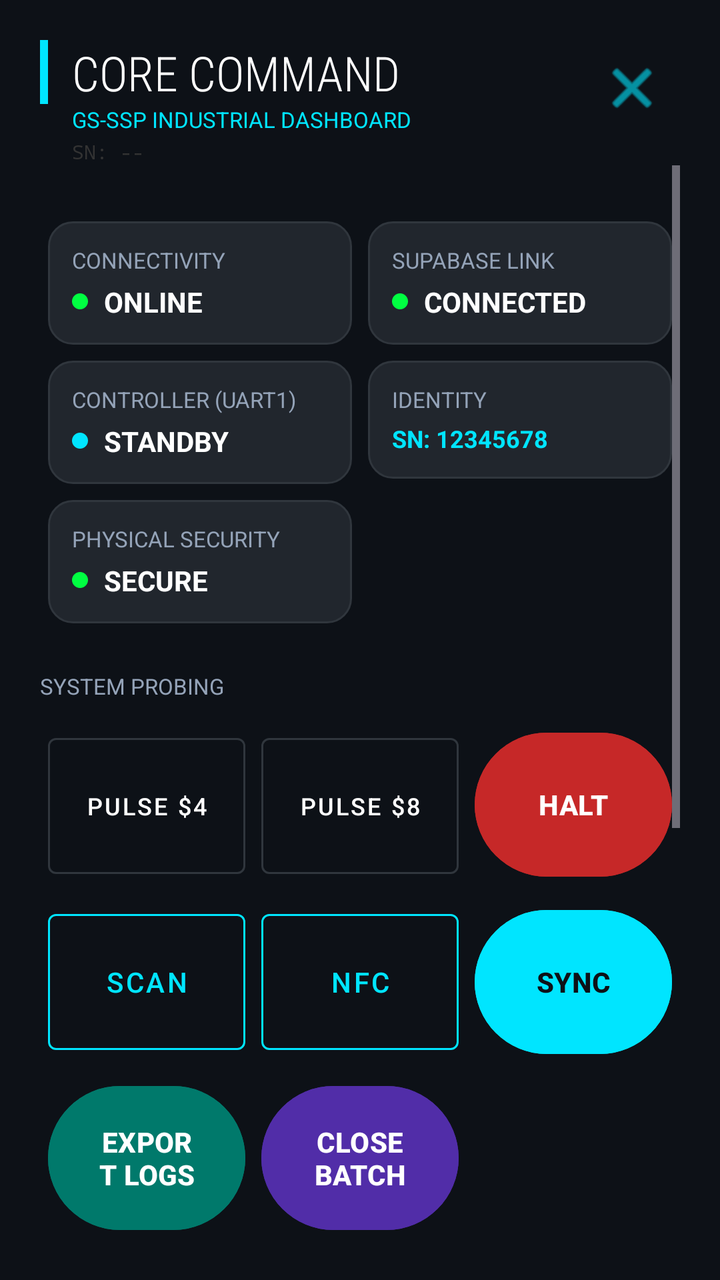
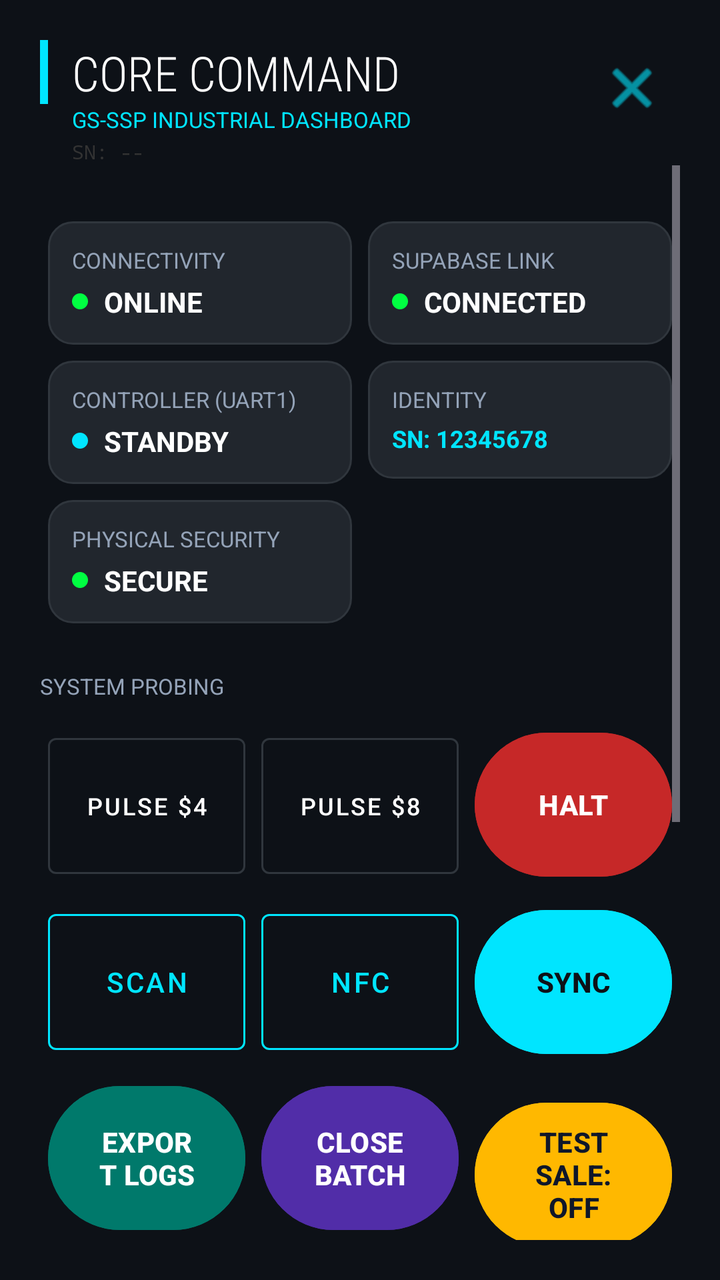

Compare the two renders of this Android layout. The source of the first and the diff that turns it into the second are given below.
<!-- AndroidManifest.xml: another module's application theme Theme.SSP -->
<!-- res/layout/dialog_maintenance_v2.xml -->
<?xml version="1.0" encoding="utf-8"?>
<androidx.constraintlayout.widget.ConstraintLayout xmlns:android="http://schemas.android.com/apk/res/android"
    xmlns:app="http://schemas.android.com/apk/res-auto"
    android:layout_width="match_parent"
    android:layout_height="match_parent"
    android:background="@color/tech_deep_bg"
    android:padding="20dp">

    
    <View
        android:id="@+id/view_header_accent"
        android:layout_width="4dp"
        android:layout_height="32dp"
        android:background="@color/tech_cyan"
        app:layout_constraintStart_toStartOf="parent"
        app:layout_constraintTop_toTopOf="parent" />

    <TextView
        android:id="@+id/tv_header_main"
        android:layout_width="wrap_content"
        android:layout_height="wrap_content"
        android:layout_marginStart="12dp"
        android:text="@string/tech_core_command"
        android:textColor="@color/text_light"
        android:textSize="24sp"
        android:fontFamily="sans-serif-condensed-light"
        app:layout_constraintStart_toEndOf="@id/view_header_accent"
        app:layout_constraintTop_toTopOf="parent" />

    <TextView
        android:id="@+id/tv_header_sub"
        android:layout_width="wrap_content"
        android:layout_height="wrap_content"
        android:text="@string/tech_industrial_dash"
        android:textColor="@color/tech_cyan"
        android:textSize="11sp"
        app:layout_constraintStart_toStartOf="@id/tv_header_main"
        app:layout_constraintTop_toBottomOf="@id/tv_header_main" />

    <TextView
        android:id="@+id/tv_header_sn"
        android:layout_width="wrap_content"
        android:layout_height="wrap_content"
        android:layout_marginTop="2dp"
        android:text="SN: --"
        android:textColor="@color/text_faint"
        android:textSize="10sp"
        android:fontFamily="monospace"
        app:layout_constraintStart_toStartOf="@id/tv_header_main"
        app:layout_constraintTop_toBottomOf="@id/tv_header_sub" />

    <ImageButton
        android:id="@+id/btn_close_dash"
        android:layout_width="48dp"
        android:layout_height="48dp"
        android:background="?attr/selectableItemBackgroundBorderless"
        android:src="@android:drawable/ic_menu_close_clear_cancel"
        android:contentDescription="@string/btn_cancel"
        app:tint="@color/tech_cyan"
        app:layout_constraintEnd_toEndOf="parent"
        app:layout_constraintTop_toTopOf="parent" />

    
    <ScrollView
        android:id="@+id/scroll_dash_content"
        android:layout_width="match_parent"
        android:layout_height="0dp"
        android:clipToPadding="false"
        android:scrollbars="vertical"
        app:layout_constraintTop_toBottomOf="@id/tv_header_sn"
        app:layout_constraintBottom_toBottomOf="parent">

    <LinearLayout
        android:layout_width="match_parent"
        android:layout_height="wrap_content"
        android:orientation="vertical">

    
    <GridLayout
        android:id="@+id/layout_status_grid"
        android:layout_width="match_parent"
        android:layout_height="wrap_content"
        android:layout_marginTop="24dp"
        android:columnCount="2">

        
        <LinearLayout
            android:layout_width="0dp"
            android:layout_height="wrap_content"
            android:layout_gravity="fill_horizontal"
            android:layout_margin="4dp"
            android:layout_columnWeight="1"
            android:background="@drawable/bg_maintenance_card"
            android:orientation="vertical"
            android:padding="12dp">
            <TextView
                android:layout_width="wrap_content"
                android:layout_height="wrap_content"
                android:text="@string/tech_connectivity"
                android:textColor="@color/text_muted"
                android:textSize="11sp" />
            <LinearLayout
                android:layout_width="match_parent"
                android:layout_height="wrap_content"
                android:gravity="center_vertical"
                android:orientation="horizontal"
                android:layout_marginTop="4dp">
                <View
                    android:id="@+id/dot_net_status"
                    android:layout_width="8dp"
                    android:layout_height="8dp"
                    android:background="@drawable/status_dot"
                    android:backgroundTint="@color/tech_neon_green" />
                <TextView
                    android:id="@+id/tv_net_val"
                    android:layout_width="wrap_content"
                    android:layout_height="wrap_content"
                    android:layout_marginStart="8dp"
                    android:text="ONLINE"
                    android:textColor="@color/text_light"
                    android:textSize="14sp"
                    android:textStyle="bold" />
            </LinearLayout>
        </LinearLayout>

        
        <LinearLayout
            android:layout_width="0dp"
            android:layout_height="wrap_content"
            android:layout_gravity="fill_horizontal"
            android:layout_margin="4dp"
            android:layout_columnWeight="1"
            android:background="@drawable/bg_maintenance_card"
            android:orientation="vertical"
            android:padding="12dp">
            <TextView
                android:layout_width="wrap_content"
                android:layout_height="wrap_content"
                android:text="@string/tech_supabase_link"
                android:textColor="@color/text_muted"
                android:textSize="11sp" />
            <LinearLayout
                android:layout_width="match_parent"
                android:layout_height="wrap_content"
                android:gravity="center_vertical"
                android:orientation="horizontal"
                android:layout_marginTop="4dp">
                <View
                    android:id="@+id/dot_db_status"
                    android:layout_width="8dp"
                    android:layout_height="8dp"
                    android:background="@drawable/status_dot"
                    android:backgroundTint="@color/tech_neon_green" />
                <TextView
                    android:id="@+id/tv_db_val"
                    android:layout_width="wrap_content"
                    android:layout_height="wrap_content"
                    android:layout_marginStart="8dp"
                    android:text="CONNECTED"
                    android:textColor="@color/text_light"
                    android:textSize="14sp"
                    android:textStyle="bold" />
            </LinearLayout>
        </LinearLayout>

        
        <LinearLayout
            android:layout_width="0dp"
            android:layout_height="wrap_content"
            android:layout_gravity="fill_horizontal"
            android:layout_margin="4dp"
            android:layout_columnWeight="1"
            android:background="@drawable/bg_maintenance_card"
            android:orientation="vertical"
            android:padding="12dp">
            <TextView
                android:layout_width="wrap_content"
                android:layout_height="wrap_content"
                android:text="@string/tech_controller"
                android:textColor="@color/text_muted"
                android:textSize="11sp" />
            <LinearLayout
                android:layout_width="match_parent"
                android:layout_height="wrap_content"
                android:gravity="center_vertical"
                android:orientation="horizontal"
                android:layout_marginTop="4dp">
                <View
                    android:id="@+id/dot_serial_status"
                    android:layout_width="8dp"
                    android:layout_height="8dp"
                    android:background="@drawable/status_dot"
                    android:backgroundTint="@color/tech_cyan" />
                <TextView
                    android:id="@+id/tv_serial_val"
                    android:layout_width="wrap_content"
                    android:layout_height="wrap_content"
                    android:layout_marginStart="8dp"
                    android:text="STANDBY"
                    android:textColor="@color/text_light"
                    android:textSize="14sp"
                    android:textStyle="bold" />
            </LinearLayout>
        </LinearLayout>

        
        <LinearLayout
            android:layout_width="0dp"
            android:layout_height="wrap_content"
            android:layout_gravity="fill_horizontal"
            android:layout_margin="4dp"
            android:layout_columnWeight="1"
            android:background="@drawable/bg_maintenance_card"
            android:orientation="vertical"
            android:padding="12dp">
            <TextView
                android:layout_width="wrap_content"
                android:layout_height="wrap_content"
                android:text="@string/tech_identity"
                android:textColor="@color/text_muted"
                android:textSize="11sp" />
            <TextView
                android:id="@+id/tv_id_val"
                android:layout_width="wrap_content"
                android:layout_height="wrap_content"
                android:layout_marginTop="4dp"
                android:text="SN: 12345678"
                android:textColor="@color/tech_cyan"
                android:textSize="12sp"
                android:textStyle="bold" />
        </LinearLayout>

        
        <LinearLayout
            android:layout_width="0dp"
            android:layout_height="wrap_content"
            android:layout_gravity="fill_horizontal"
            android:layout_margin="4dp"
            android:layout_columnWeight="1"
            android:background="@drawable/bg_maintenance_card"
            android:orientation="vertical"
            android:padding="12dp">
            <TextView
                android:layout_width="wrap_content"
                android:layout_height="wrap_content"
                android:text="@string/tech_security"
                android:textColor="@color/text_muted"
                android:textSize="11sp" />
            <LinearLayout
                android:layout_width="match_parent"
                android:layout_height="wrap_content"
                android:gravity="center_vertical"
                android:orientation="horizontal"
                android:layout_marginTop="4dp">
                <View
                    android:id="@+id/dot_security_status"
                    android:layout_width="8dp"
                    android:layout_height="8dp"
                    android:background="@drawable/status_dot"
                    android:backgroundTint="@color/tech_neon_green" />
                <TextView
                    android:id="@+id/tv_security_val"
                    android:layout_width="wrap_content"
                    android:layout_height="wrap_content"
                    android:layout_marginStart="8dp"
                    android:text="SECURE"
                    android:textColor="@color/text_light"
                    android:textSize="14sp"
                    android:textStyle="bold" />
            </LinearLayout>
        </LinearLayout>
    </GridLayout>

    
    <TextView
        android:id="@+id/tv_ops_label"
        android:layout_width="wrap_content"
        android:layout_height="wrap_content"
        android:layout_marginTop="20dp"
        android:text="@string/tech_system_probing"
        android:textColor="@color/text_muted"
        android:textSize="11sp" />

    <GridLayout
        android:id="@+id/grid_ops"
        android:layout_width="match_parent"
        android:layout_height="wrap_content"
        android:layout_marginTop="8dp"
        android:columnCount="3">

        
        <Button
            android:id="@+id/btn_op_relay_4"
            style="@style/Widget.MaterialComponents.Button.OutlinedButton"
            android:layout_width="0dp"
            android:layout_height="80dp"
            android:layout_margin="4dp"
            android:layout_columnWeight="1"
            android:text="@string/tech_pulse_4"
            android:textColor="@color/text_light"
            android:textSize="12sp"
            app:strokeColor="@color/tech_card_border" />

        <Button
            android:id="@+id/btn_op_relay_8"
            style="@style/Widget.MaterialComponents.Button.OutlinedButton"
            android:layout_width="0dp"
            android:layout_height="80dp"
            android:layout_margin="4dp"
            android:layout_columnWeight="1"
            android:text="@string/tech_pulse_8"
            android:textColor="@color/text_light"
            android:textSize="12sp"
            app:strokeColor="@color/tech_card_border" />

        <Button
            android:id="@+id/btn_op_stop"
            android:layout_width="0dp"
            android:layout_height="80dp"
            android:layout_margin="4dp"
            android:layout_columnWeight="1"
            android:text="@string/tech_halt"
            android:backgroundTint="@color/alert_red_bg"
            android:textColor="@color/text_light"
            android:textStyle="bold" />

        <Button
            android:id="@+id/btn_op_scan"
            style="@style/Widget.MaterialComponents.Button.OutlinedButton"
            android:layout_width="0dp"
            android:layout_height="80dp"
            android:layout_margin="4dp"
            android:layout_columnWeight="1"
            android:text="@string/tech_scan"
            android:textColor="@color/tech_cyan"
            app:strokeColor="@color/tech_cyan" />

        <Button
            android:id="@+id/btn_op_nfc"
            style="@style/Widget.MaterialComponents.Button.OutlinedButton"
            android:layout_width="0dp"
            android:layout_height="80dp"
            android:layout_margin="4dp"
            android:layout_columnWeight="1"
            android:text="@string/tech_nfc"
            android:textColor="@color/tech_cyan"
            app:strokeColor="@color/tech_cyan" />

        <Button
            android:id="@+id/btn_op_sync"
            android:layout_width="0dp"
            android:layout_height="80dp"
            android:layout_margin="4dp"
            android:layout_columnWeight="1"
            android:text="@string/tech_sync"
            android:backgroundTint="@color/tech_cyan"
            android:textColor="@color/tech_deep_bg"
            android:textStyle="bold" />

        <Button
            android:id="@+id/btn_op_logs"
            android:layout_width="0dp"
            android:layout_height="80dp"
            android:layout_margin="4dp"
            android:layout_columnWeight="1"
            android:text="EXPORT LOGS"
            android:backgroundTint="@color/diag_teal"
            android:textColor="@color/text_light"
            android:textStyle="bold" />

        <Button
            android:id="@+id/btn_op_batch"
            android:layout_width="0dp"
            android:layout_height="80dp"
            android:layout_margin="4dp"
            android:layout_columnWeight="1"
            android:text="CLOSE BATCH"
            android:backgroundTint="@color/diag_deep_purple"
            android:textColor="@color/text_light"
            android:textStyle="bold" />

        <Button
            android:id="@+id/btn_op_check"
            android:layout_width="0dp"
            android:layout_height="80dp"
            android:layout_margin="4dp"
            android:layout_columnWeight="1"
            android:layout_columnSpan="3"
            android:text="FULL SYSTEM SELF-DIAGNOSTIC"
            android:backgroundTint="@color/tech_pill_bg"
            android:textColor="@color/tech_cyan"
            app:strokeColor="@color/tech_cyan"
            app:strokeWidth="1dp" />
    </GridLayout>

    
    <LinearLayout
        android:id="@+id/card_details"
        android:layout_width="match_parent"
        android:layout_height="wrap_content"
        android:layout_marginTop="20dp"
        android:background="@drawable/bg_maintenance_card"
        android:orientation="vertical"
        android:padding="16dp">

        <TextView
            android:layout_width="wrap_content"
            android:layout_height="wrap_content"
            android:text="@string/tech_telemetry"
            android:textColor="@color/text_muted"
            android:textSize="11sp" />

        <TextView
            android:id="@+id/tv_fw_val"
            android:layout_width="wrap_content"
            android:layout_height="wrap_content"
            android:layout_marginTop="8dp"
            android:text="FIRMWARE: UNKNOWN"
            android:textColor="@color/text_light"
            android:textSize="12sp"
            android:fontFamily="monospace" />

        <TextView
            android:id="@+id/tv_uptime_val"
            android:layout_width="wrap_content"
            android:layout_height="wrap_content"
            android:text="HAL STATUS: OPERATIONAL"
            android:textColor="@color/text_light"
            android:textSize="12sp"
            android:fontFamily="monospace" />

        <ProgressBar
            android:id="@+id/pb_watchdog"
            style="?android:attr/progressBarStyleHorizontal"
            android:layout_width="match_parent"
            android:layout_height="4dp"
            android:layout_marginTop="12dp"
            android:progress="75"
            android:progressTint="@color/tech_cyan" />
        <TextView
            android:layout_width="wrap_content"
            android:layout_height="wrap_content"
            android:layout_marginTop="4dp"
            android:text="@string/tech_watchdog"
            android:textColor="@color/text_faint"
            android:textSize="10sp" />
    </LinearLayout>

    
    <LinearLayout
        android:layout_width="match_parent"
        android:layout_height="wrap_content"
        android:layout_marginTop="20dp"
        android:gravity="center_vertical">

        <TextView
            android:layout_width="0dp"
            android:layout_height="wrap_content"
            android:layout_weight="1"
            android:text="@string/tech_sim_mode"
            android:textColor="@color/text_muted"
            android:textSize="12sp" />

        <androidx.appcompat.widget.SwitchCompat
            android:id="@+id/switch_sim_v2"
            android:layout_width="wrap_content"
            android:layout_height="wrap_content" />
    </LinearLayout>

    
    <TextView
        android:id="@+id/tv_footer_version"
        android:layout_width="match_parent"
        android:layout_height="wrap_content"
        android:layout_marginTop="12dp"
        android:layout_marginBottom="8dp"
        android:gravity="center"
        android:text="@string/tech_version_footer"
        android:textColor="@color/text_faint"
        android:textSize="10sp" />

    </LinearLayout>
    </ScrollView>

</androidx.constraintlayout.widget.ConstraintLayout>
<!-- resources referenced by this layout -->
<resources>
  <color name="alert_red_bg">#C62828</color>
  <color name="diag_deep_purple">#512DA8</color>
  <color name="diag_teal">#00796B</color>
  <color name="tech_card_border">#30363D</color>
  <color name="tech_cyan">#00E5FF</color>
  <color name="tech_deep_bg">#0D1117</color>
  <color name="tech_neon_green">#00FF41</color>
  <color name="tech_pill_bg">#21262D</color>
  <color name="text_faint">#333333</color>
  <color name="text_light">#FFFFFF</color>
  <color name="text_muted">#94A3B8</color>
  <!-- drawable bg_maintenance_card (drawable) -->
  <?xml version="1.0" encoding="utf-8"?>
  <shape xmlns:android="http://schemas.android.com/apk/res/android"
      android:shape="rectangle">
      <solid android:color="@color/tech_pill_bg" />
      <corners android:radius="12dp" />
      <stroke
          android:width="1dp"
          android:color="@color/tech_card_border" />
  </shape>
  <!-- drawable status_dot (drawable) -->
  <?xml version="1.0" encoding="utf-8"?>
  <shape xmlns:android="http://schemas.android.com/apk/res/android"
      android:shape="oval">
      <solid android:color="#FFFFFF" />
      <size android:width="8dp" android:height="8dp" />
  </shape>
  <string name="btn_cancel">Cancel Payment</string>
  <string name="tech_connectivity">CONNECTIVITY</string>
  <string name="tech_controller">CONTROLLER (UART1)</string>
  <string name="tech_core_command">CORE COMMAND</string>
  <string name="tech_halt">HALT</string>
  <string name="tech_identity">IDENTITY</string>
  <string name="tech_industrial_dash">GS-SSP INDUSTRIAL DASHBOARD</string>
  <string name="tech_nfc">NFC</string>
  <string name="tech_pulse_4">PULSE $4</string>
  <string name="tech_pulse_8">PULSE $8</string>
  <string name="tech_scan">SCAN</string>
  <string name="tech_security">PHYSICAL SECURITY</string>
  <string name="tech_sim_mode">HARDWARE SIMULATION MODE</string>
  <string name="tech_supabase_link">SUPABASE LINK</string>
  <string name="tech_sync">SYNC</string>
  <string name="tech_system_probing">SYSTEM PROBING</string>
  <string name="tech_telemetry">TERMINAL TELEMETRY</string>
  <string name="tech_version_footer">Industrial Core GS-SSP v2.2.0 • PCI-7 Compliant</string>
  <string name="tech_watchdog">WATCHDOG HEARTBEAT</string>
  <style name="Theme.SSP" parent="Theme.Material3.Dark.NoActionBar">
          
          <item name="colorPrimary">@color/gold_accent</item>
          <item name="colorOnPrimary">@color/text_dark</item>
          <item name="colorSecondary">@color/royal_blue</item>
          <item name="colorOnSecondary">@color/text_dark</item>
          <item name="colorError">@color/coral_red</item>
          <item name="colorOnError">@color/text_light</item>
          <item name="colorSurface">@color/bg_card</item>
          <item name="colorOnSurface">@color/text_light</item>
          <item name="colorSurfaceVariant">@color/bg_card_selected</item>
          <item name="colorOnSurfaceVariant">@color/text_muted</item>
          <item name="colorOutline">@color/border_light</item>
          <item name="android:windowBackground">@color/bg_dark</item>
          <item name="android:windowNoTitle">true</item>
          <item name="android:windowActionBar">false</item>
      </style>
  <color name="gold_accent">#FFB800</color>
  <color name="text_dark">#0F172A</color>
  <color name="royal_blue">#00D1FF</color>
  <color name="coral_red">#FF5252</color>
  <color name="bg_card">#121212</color>
  <color name="bg_card_selected">#1A1A1A</color>
  <color name="border_light">#334155</color>
  <color name="bg_dark">#000000</color>
</resources>

<!-- the commit's change to res/layout/dialog_maintenance_v2.xml (unified diff, before → after) -->
@@ -380,12 +380,23 @@
             android:textStyle="bold" />
 
         <Button
+            android:id="@+id/btn_op_test_sale"
+            android:layout_width="0dp"
+            android:layout_height="80dp"
+            android:layout_margin="4dp"
+            android:layout_columnWeight="1"
+            android:text="TEST SALE: OFF"
+            android:backgroundTint="@color/goldsky_gold_start"
+            android:textColor="@color/text_dark"
+            android:textStyle="bold" />
+
+        <Button
             android:id="@+id/btn_op_check"
             android:layout_width="0dp"
             android:layout_height="80dp"
             android:layout_margin="4dp"
             android:layout_columnWeight="1"
-            android:layout_columnSpan="3"
+            android:layout_columnSpan="2"
             android:text="FULL SYSTEM SELF-DIAGNOSTIC"
             android:backgroundTint="@color/tech_pill_bg"
             android:textColor="@color/tech_cyan"
<!-- resource entries referenced after the edit -->
@@ -3,6 +3,7 @@
   <color name="alert_red_bg">#C62828</color>
   <color name="diag_deep_purple">#512DA8</color>
   <color name="diag_teal">#00796B</color>
+  <color name="goldsky_gold_start">#FFB800</color>
   <color name="tech_card_border">#30363D</color>
   <color name="tech_cyan">#00E5FF</color>
   <color name="tech_deep_bg">#0D1117</color>
